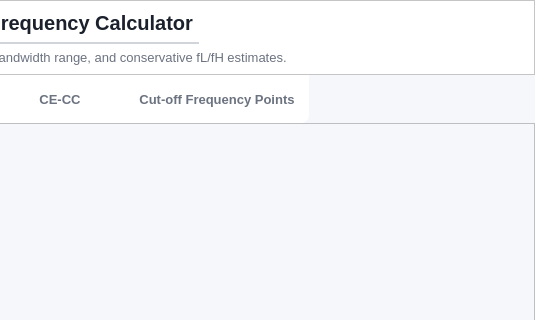
Old version of the form ui/frequency/multistage_frequency_choices.ui in the repository Yasser-Daffa/ee311-transistor-calc; both pictures show x 265 to 800 and y 0 to 320 of the 800 by 600 pixel window.
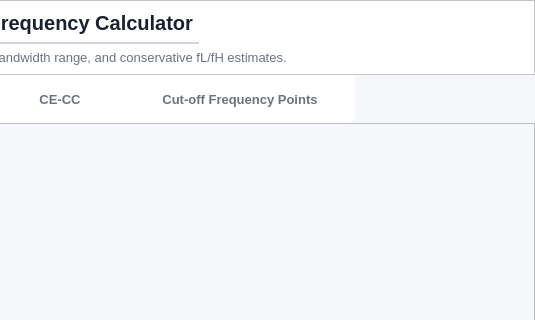
New version of the form.

Diff of the .ui file:
```diff
--- a/ui/frequency/multistage_frequency_choices.ui
+++ b/ui/frequency/multistage_frequency_choices.ui
@@ -383,7 +383,7 @@
        </property>
        <property name="minimumSize">
         <size>
-         <width>130</width>
+         <width>230</width>
          <height>48</height>
         </size>
        </property>
```
